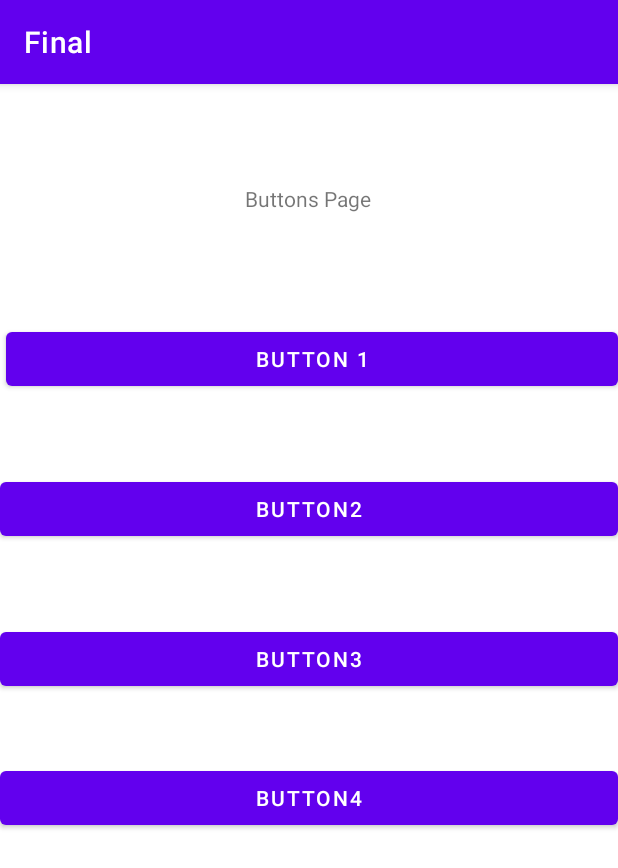
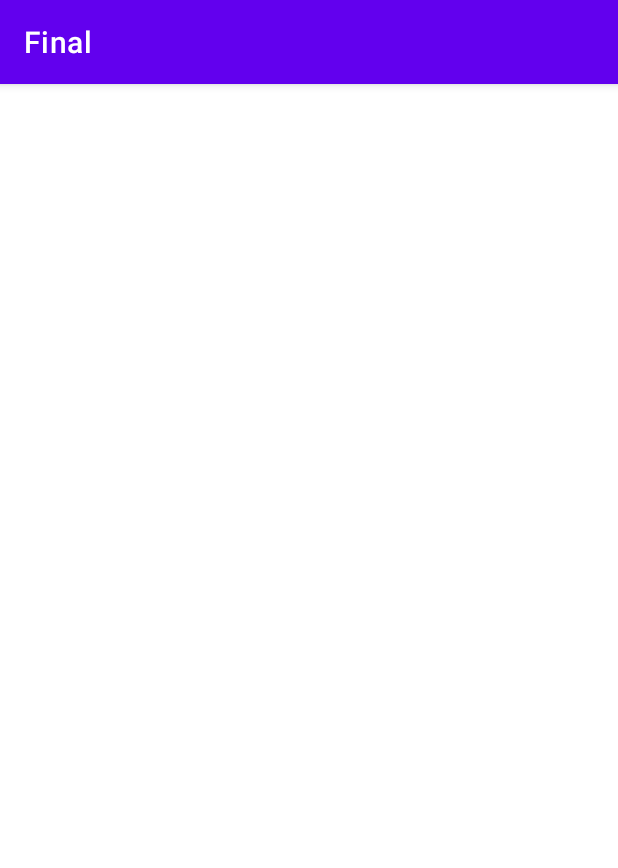
Before and after one commit to osu-cs492-w21/final-project-kerbal-space-program-not-sponsored, an Android app: the buttonPage screen opened directly, with no data from a screen before it, after a tap on "BUTTON 1", on a phone screen of 412 x 824 dp. Shown: the top 868 px of the screen. Run offline under Robolectric (Android 15) with nearby library versions, the phone set to English and light mode, and no system bars.

Commit message:
changed the button classes to activity pages

```diff
--- a/app/src/main/AndroidManifest.xml
+++ b/app/src/main/AndroidManifest.xml
@@ -9,7 +9,11 @@
         android:roundIcon="@mipmap/ic_launcher_round"
         android:supportsRtl="true"
         android:theme="@style/Theme.Final">
-        <activity android:name=".buttonPage"></activity>
+        <activity android:name=".button4"></activity>
+        <activity android:name=".button3" />
+        <activity android:name=".button2" />
+        <activity android:name=".button1" />
+        <activity android:name=".buttonPage" />
         <activity android:name=".MainActivity">
             <intent-filter>
                 <action android:name="android.intent.action.MAIN" />
--- a/app/src/main/java/com/example/afinal/button1.java
+++ b/app/src/main/java/com/example/afinal/button1.java
@@ -1,13 +1,14 @@
 package com.example.afinal;
+
+import androidx.appcompat.app.AppCompatActivity;
 
 import android.os.Bundle;
 
-import androidx.appcompat.app.AppCompatActivity;
+public class button1 extends AppCompatActivity {
 
-
-public class button1 extends AppCompatActivity {
+    @Override
     protected void onCreate(Bundle savedInstanceState) {
         super.onCreate(savedInstanceState);
-        setContentView(R.layout.activity_button_page);
+        setContentView(R.layout.activity_button1);
     }
 }
--- a/app/src/main/java/com/example/afinal/button2.java
+++ b/app/src/main/java/com/example/afinal/button2.java
@@ -1,12 +1,14 @@
 package com.example.afinal;
+
+import androidx.appcompat.app.AppCompatActivity;
 
 import android.os.Bundle;
 
-import androidx.appcompat.app.AppCompatActivity;
+public class button2 extends AppCompatActivity {
 
-public class button2 extends AppCompatActivity {
+    @Override
     protected void onCreate(Bundle savedInstanceState) {
         super.onCreate(savedInstanceState);
-        setContentView(R.layout.activity_button_page);
+        setContentView(R.layout.activity_button2);
     }
 }
--- a/app/src/main/java/com/example/afinal/button3.java
+++ b/app/src/main/java/com/example/afinal/button3.java
@@ -1,12 +1,14 @@
 package com.example.afinal;
+
+import androidx.appcompat.app.AppCompatActivity;
 
 import android.os.Bundle;
 
-import androidx.appcompat.app.AppCompatActivity;
+public class button3 extends AppCompatActivity {
 
-public class button3 extends AppCompatActivity {
+    @Override
     protected void onCreate(Bundle savedInstanceState) {
         super.onCreate(savedInstanceState);
-        setContentView(R.layout.activity_button_page);
+        setContentView(R.layout.activity_button3);
     }
 }
--- a/app/src/main/java/com/example/afinal/button4.java
+++ b/app/src/main/java/com/example/afinal/button4.java
@@ -1,12 +1,14 @@
 package com.example.afinal;
+
+import androidx.appcompat.app.AppCompatActivity;
 
 import android.os.Bundle;
 
-import androidx.appcompat.app.AppCompatActivity;
+public class button4 extends AppCompatActivity {
 
-public class button4 extends AppCompatActivity {
+    @Override
     protected void onCreate(Bundle savedInstanceState) {
         super.onCreate(savedInstanceState);
-        setContentView(R.layout.activity_button_page);
+        setContentView(R.layout.activity_button4);
     }
 }
--- a/app/src/main/java/com/example/afinal/buttonPage.java
+++ b/app/src/main/java/com/example/afinal/buttonPage.java
@@ -20,15 +20,13 @@ public class buttonPage extends AppCompatActivity implements View.OnClickListene
         setContentView(R.layout.activity_button_page);
 
         button1 = (Button)findViewById(R.id.button1);
+        button2 = (Button)findViewById(R.id.button2);
+        button3 = (Button)findViewById(R.id.button3);
+        button4 = (Button)findViewById(R.id.button4);
+
         button1.setOnClickListener(this);
-
-        button2 = (Button)findViewById(R.id.button2);
         button2.setOnClickListener(this);
-
-        button3 = (Button)findViewById(R.id.button3);
         button3.setOnClickListener(this);
-
-        button4 = (Button)findViewById(R.id.button4);
         button4.setOnClickListener(this);
     }
 
@@ -38,9 +36,8 @@ public class buttonPage extends AppCompatActivity implements View.OnClickListene
         switch(v.getId()){
             case R.id.button1:
                 Toast.makeText(this,"Button 1 clicked",Toast.LENGTH_LONG);
-                Intent intent1 = new Intent(this, button1.class);
+                Intent intent1 = new Intent(this, com.example.afinal.button1.class);
                 startActivity(intent1);
-                break;
 
             case R.id.button2:
                 Toast.makeText(this,"Button 2 clicked",Toast.LENGTH_SHORT);
--- /dev/null
+++ b/app/src/main/res/layout/activity_button1.xml
@@ -0,0 +1,9 @@
+<?xml version="1.0" encoding="utf-8"?>
+<androidx.constraintlayout.widget.ConstraintLayout xmlns:android="http://schemas.android.com/apk/res/android"
+    xmlns:app="http://schemas.android.com/apk/res-auto"
+    xmlns:tools="http://schemas.android.com/tools"
+    android:layout_width="match_parent"
+    android:layout_height="match_parent"
+    tools:context=".button1">
+
+</androidx.constraintlayout.widget.ConstraintLayout>
```
Also changed, not shown: app/src/main/res/layout/activity_button2.xml (added, +9 -0 lines), app/src/main/res/layout/activity_button3.xml (added, +9 -0 lines), app/src/main/res/layout/activity_button4.xml (added, +9 -0 lines).
